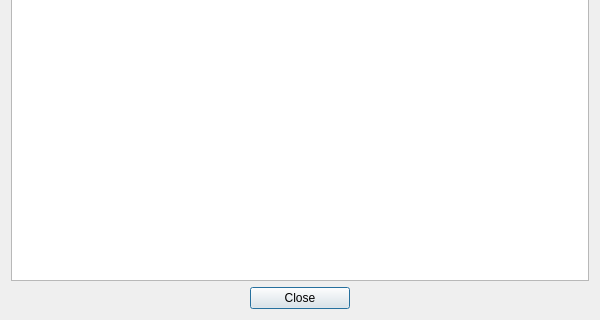
Before: the Qt Designer form src/gui/apiresponse.ui in someretical/TheoreticalDiary, drawn with Qt 5; both pictures show x 0 to 600 and y 280 to 600 of the 600 by 600 pixel window.
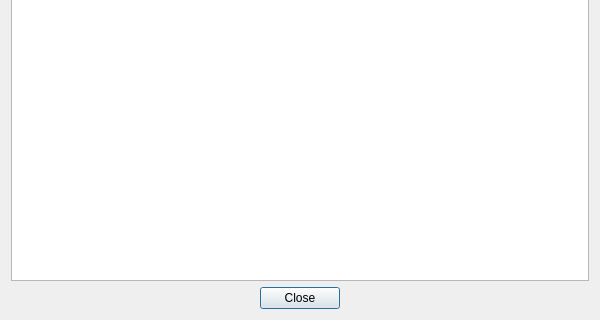
After: the same form once the commit is applied.

```diff
--- a/src/gui/apiresponse.ui
+++ b/src/gui/apiresponse.ui
@@ -22,15 +22,12 @@
   <layout class="QGridLayout" name="gridLayout">
    <item row="1" column="0" alignment="Qt::AlignHCenter">
     <widget class="QPushButton" name="ok_button">
-     <property name="minimumSize">
-      <size>
-       <width>100</width>
-       <height>0</height>
-      </size>
-     </property>
      <property name="text">
       <string>Close</string>
      </property>
+     <property name="default">
+      <bool>true</bool>
+     </property>
     </widget>
    </item>
    <item row="0" column="0">
```
